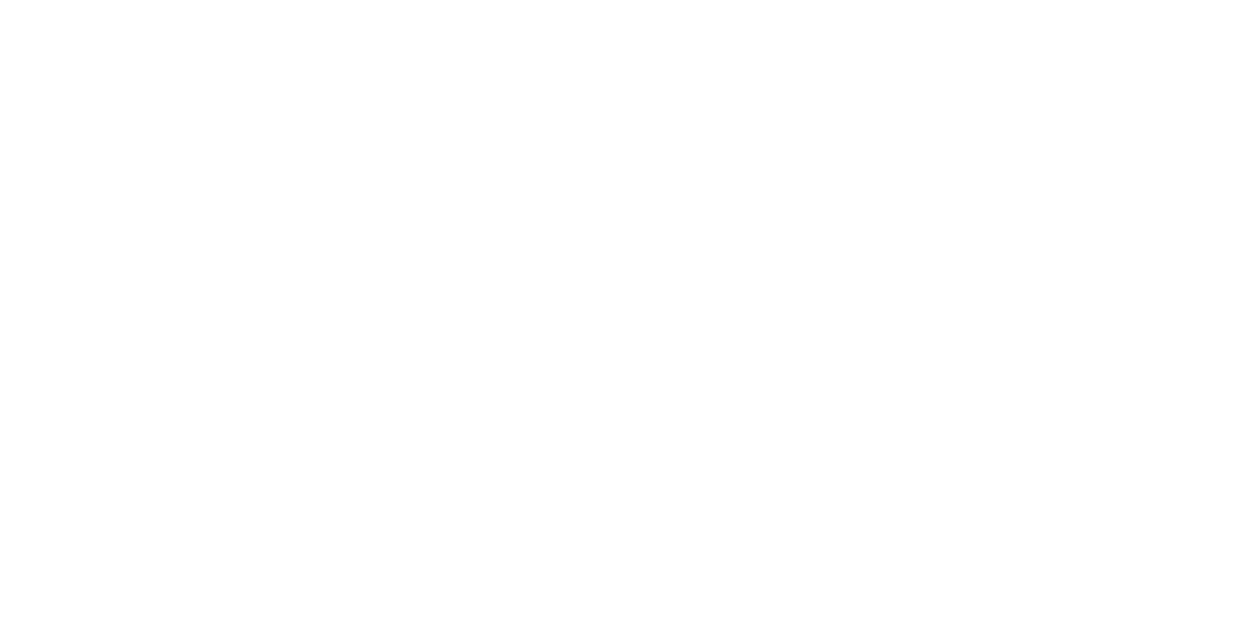
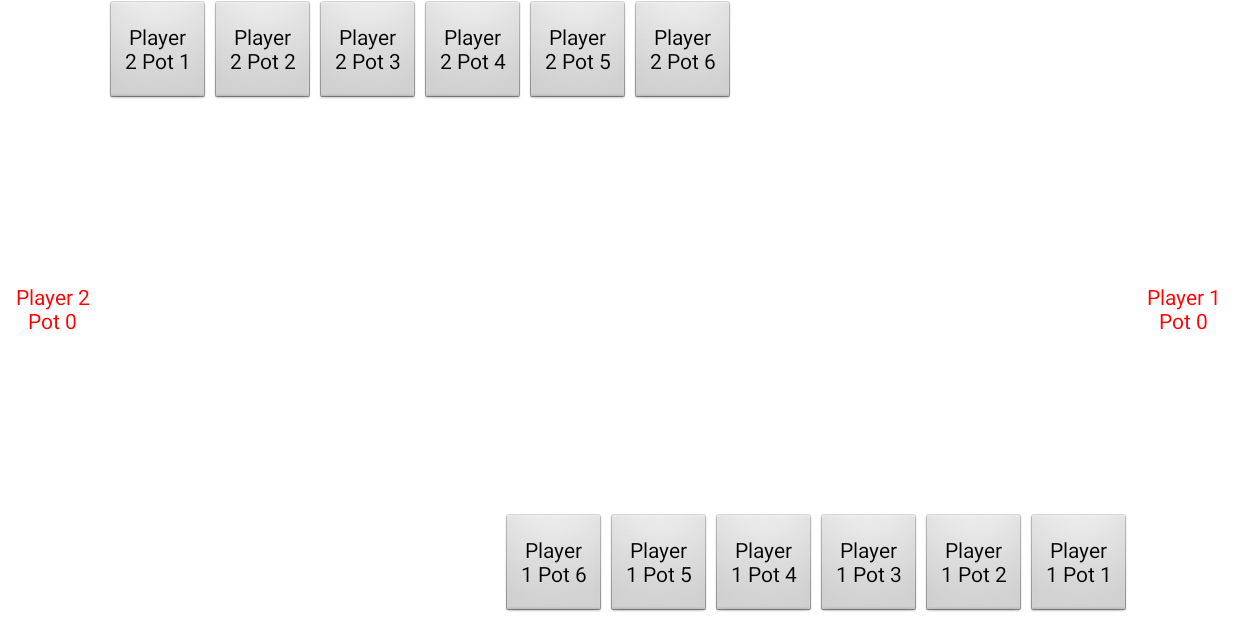
Before and after one commit to Martin11175/Mancala, an Android app: the GameActivity screen opened directly, with no data from a screen before it, on a phone screen of 824 x 412 dp (held sideways). Before the commit the screen is empty. Run offline under Robolectric (Android 15) with nearby library versions, the phone set to English and light mode, and no system bars.

Commit message:
Described a rudimentary game board layout.

```diff
--- a/app/src/main/res/layout/activity_game.xml
+++ b/app/src/main/res/layout/activity_game.xml
@@ -3,7 +3,76 @@
     android:layout_height="match_parent" android:background="@color/white"
     tools:context="io.mrtn175.mancala.GameActivity">
 
-    <TextView android:layout_width="wrap_content"
-        android:layout_height="wrap_content" />
+    <!-- Player 1 -->
+    <TextView android:id="@+id/pot_1_0"
+        android:text="Player 1 Pot 0"
+        style="@style/Total"
+        android:layout_alignParentEnd="true"/>
+
+    <Button android:id="@+id/pot_1_1"
+        style="@style/Player1Pot"
+        android:text="Player 1 Pot 1"
+        android:layout_toStartOf="@+id/pot_1_0"/>
+
+    <Button android:id="@+id/pot_1_2"
+        style="@style/Player1Pot"
+        android:text="Player 1 Pot 2"
+        android:layout_toStartOf="@+id/pot_1_1"/>
+
+    <Button android:id="@+id/pot_1_3"
+        style="@style/Player1Pot"
+        android:text="Player 1 Pot 3"
+        android:layout_toStartOf="@+id/pot_1_2"/>
+
+    <Button android:id="@+id/pot_1_4"
+        style="@style/Player1Pot"
+        android:text="Player 1 Pot 4"
+        android:layout_toStartOf="@+id/pot_1_3"/>
+
+    <Button android:id="@+id/pot_1_5"
+        style="@style/Player1Pot"
+        android:text="Player 1 Pot 5"
+        android:layout_toStartOf="@+id/pot_1_4"/>
+
+    <Button android:id="@+id/pot_1_6"
+        style="@style/Player1Pot"
+        android:text="Player 1 Pot 6"
+        android:layout_toStartOf="@+id/pot_1_5"/>
+
+    <!-- Player 2 -->
+    <TextView android:id="@+id/pot_2_0"
+        android:text="Player 2 Pot 0"
+        style="@style/Total"
+        android:layout_alignParentStart="true"/>
+
+    <Button android:id="@+id/pot_2_1"
+        style="@style/Player2Pot"
+        android:text="Player 2 Pot 1"
+        android:layout_toEndOf="@+id/pot_2_0"/>
+
+    <Button android:id="@+id/pot_2_2"
+        style="@style/Player2Pot"
+        android:text="Player 2 Pot 2"
+        android:layout_toEndOf="@+id/pot_2_1"/>
+
+    <Button android:id="@+id/pot_2_3"
+        style="@style/Player2Pot"
+        android:text="Player 2 Pot 3"
+        android:layout_toEndOf="@+id/pot_2_2"/>
+
+    <Button android:id="@+id/pot_2_4"
+        style="@style/Player2Pot"
+        android:text="Player 2 Pot 4"
+        android:layout_toEndOf="@+id/pot_2_3"/>
+
+    <Button android:id="@+id/pot_2_5"
+        style="@style/Player2Pot"
+        android:text="Player 2 Pot 5"
+        android:layout_toEndOf="@+id/pot_2_4"/>
+
+    <Button android:id="@+id/pot_2_6"
+        style="@style/Player2Pot"
+        android:text="Player 2 Pot 6"
+        android:layout_toEndOf="@+id/pot_2_5"/>
 
 </RelativeLayout>
--- a/app/src/main/res/values/colors.xml
+++ b/app/src/main/res/values/colors.xml
@@ -1,5 +1,6 @@
 <resources>
     <color name="white">#FFFFFF</color>
+    <color name="red">#FF0000</color>
     <color name="black">#000000</color>
     <color name="black_overlay">#66000000</color>
 </resources>
--- a/app/src/main/res/values/styles.xml
+++ b/app/src/main/res/values/styles.xml
@@ -10,6 +10,25 @@
         <item name="android:windowBackground">@null</item>
         <item name="metaButtonBarStyle">@style/ButtonBar</item>
         <item name="metaButtonBarButtonStyle">@style/ButtonBarButton</item>
+    </style>
+
+    <!-- Settings for pot sizes -->
+    <style name="SeventhWidth">
+        <item name="android:layout_width">70dp</item>
+    </style>
+    <style name="Total" parent="SeventhWidth">
+        <item name="android:gravity">center</item>
+        <item name="android:textColor">@color/red</item>
+        <item name="android:layout_height">fill_parent</item>
+    </style>
+    <style name="Pot" parent="SeventhWidth">
+        <item name="android:layout_height">70dp</item>
+    </style>
+    <style name="Player1Pot" parent="Pot">
+        <item name="android:layout_alignParentBottom">true</item>
+    </style>
+    <style name="Player2Pot" parent="Pot">
+        <item name="android:layout_alignParentTop">true</item>
     </style>
 
     <!-- Backward-compatible version of ?android:attr/buttonBarStyle -->
```
